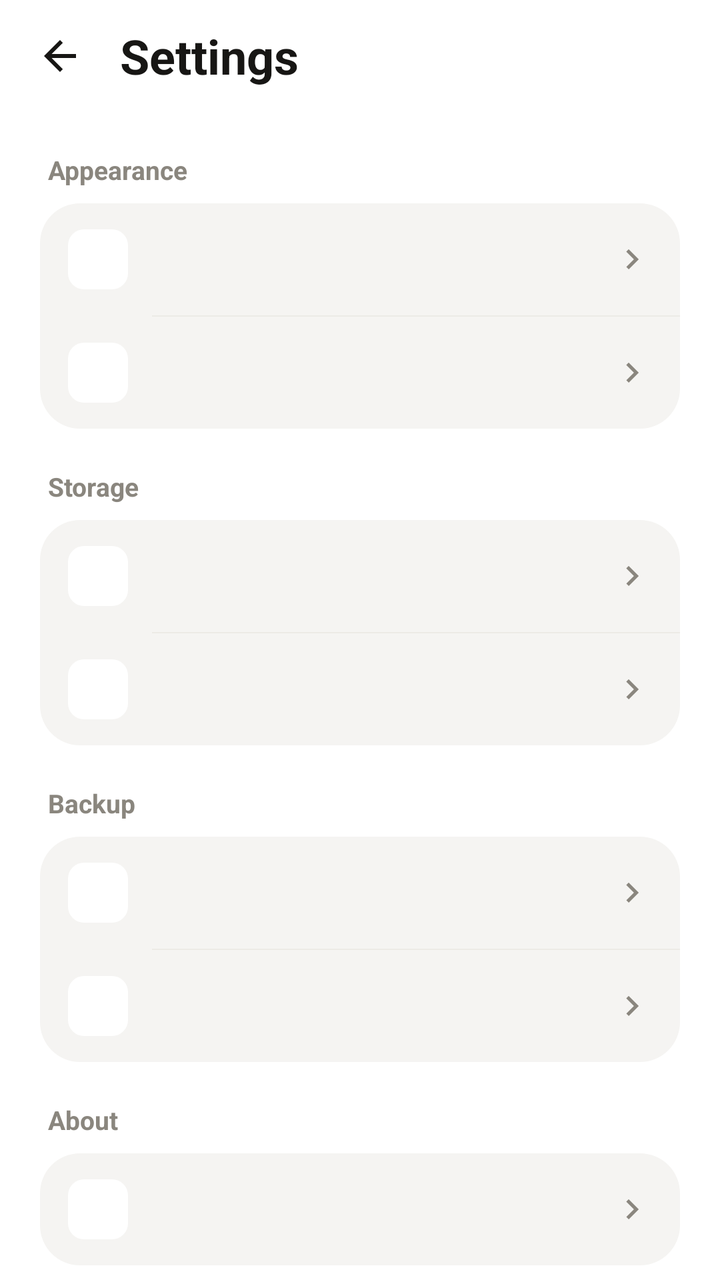
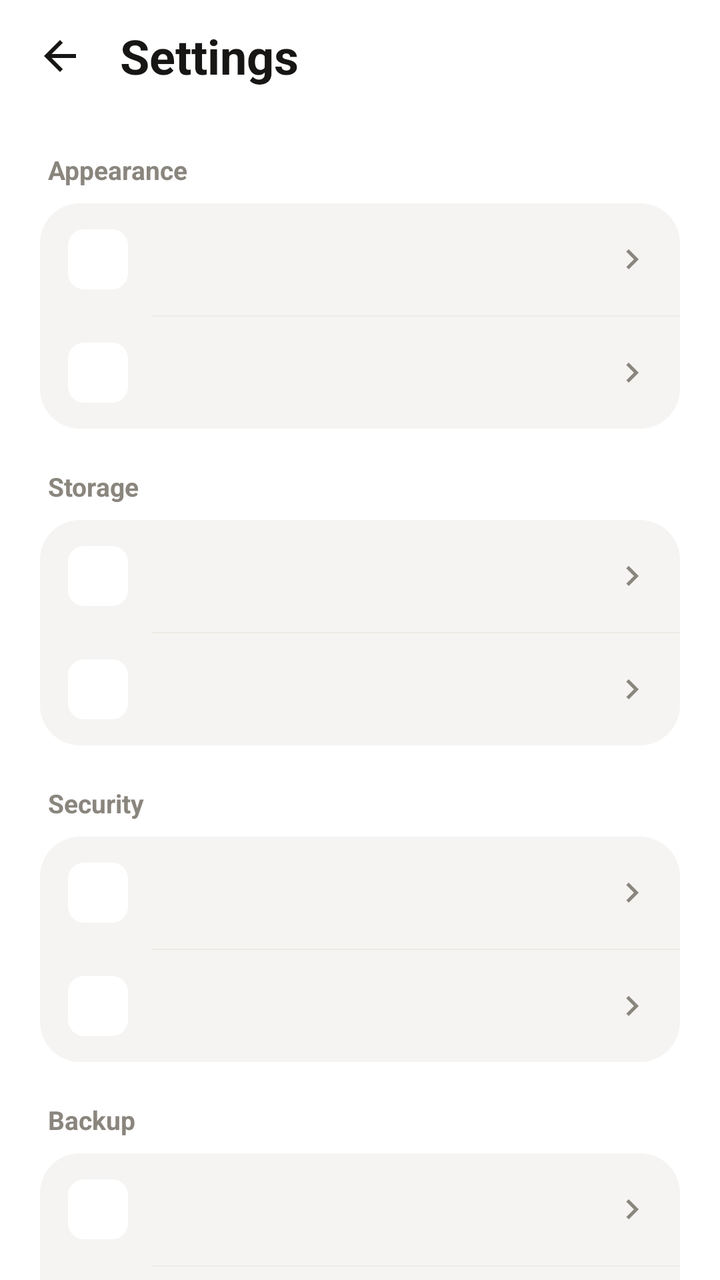

Screens rendered from an Android XML layout before and after an edit, with the pre-edit source and the edit as a unified diff.
<!-- AndroidManifest.xml: application theme Theme.Notlar -->
<!-- res/layout/activity_ayarlar.xml -->
<?xml version="1.0" encoding="utf-8"?>
<LinearLayout xmlns:android="http://schemas.android.com/apk/res/android"
    android:layout_width="match_parent"
    android:layout_height="match_parent"
    android:orientation="vertical"
    android:fitsSystemWindows="true">

    <LinearLayout
        android:layout_width="match_parent"
        android:layout_height="56dp"
        android:gravity="center_vertical"
        android:orientation="horizontal"
        android:paddingLeft="8dp"
        android:paddingRight="20dp">

        <ImageButton
            android:id="@+id/btnGeri"
            android:layout_width="44dp"
            android:layout_height="44dp"
            android:background="?attr/selectableItemBackgroundBorderless"
            android:contentDescription="@string/geri"
            android:src="@drawable/ic_geri" />

        <TextView
            android:layout_width="wrap_content"
            android:layout_height="wrap_content"
            android:layout_marginStart="8dp"
            android:text="@string/ayarlar"
            android:textColor="@color/metin"
            android:textSize="24sp"
            android:textStyle="bold" />
    </LinearLayout>

    <ScrollView
        android:layout_width="match_parent"
        android:layout_height="0dp"
        android:layout_weight="1"
        android:paddingLeft="20dp"
        android:paddingRight="20dp"
        android:scrollbars="none">

        <LinearLayout
            android:layout_width="match_parent"
            android:layout_height="wrap_content"
            android:orientation="vertical"
            android:paddingBottom="32dp">

            <TextView
                style="@style/BolumBasligi"
                android:text="@string/gorunum" />

            <LinearLayout
                android:layout_width="match_parent"
                android:layout_height="wrap_content"
                android:background="@drawable/bg_kart"
                android:orientation="vertical">

                <include
                    android:id="@+id/satirTema"
                    layout="@layout/item_ayar" />

                <View style="@style/AyarAyraci" />

                <include
                    android:id="@+id/satirRenk"
                    layout="@layout/item_ayar" />
            </LinearLayout>

            <TextView
                style="@style/BolumBasligi"
                android:text="@string/depolama" />

            <LinearLayout
                android:layout_width="match_parent"
                android:layout_height="wrap_content"
                android:background="@drawable/bg_kart"
                android:orientation="vertical">

                <include
                    android:id="@+id/satirKlasor"
                    layout="@layout/item_ayar" />

                <View style="@style/AyarAyraci" />

                <include
                    android:id="@+id/satirSiralama"
                    layout="@layout/item_ayar" />
            </LinearLayout>

            <TextView
                style="@style/BolumBasligi"
                android:text="@string/yedekleme" />

            <LinearLayout
                android:layout_width="match_parent"
                android:layout_height="wrap_content"
                android:background="@drawable/bg_kart"
                android:orientation="vertical">

                <include
                    android:id="@+id/satirDisaAktar"
                    layout="@layout/item_ayar" />

                <View style="@style/AyarAyraci" />

                <include
                    android:id="@+id/satirIceAktar"
                    layout="@layout/item_ayar" />
            </LinearLayout>

            <TextView
                style="@style/BolumBasligi"
                android:text="@string/hakkinda" />

            <LinearLayout
                android:layout_width="match_parent"
                android:layout_height="wrap_content"
                android:background="@drawable/bg_kart"
                android:orientation="vertical">

                <include
                    android:id="@+id/satirSurum"
                    layout="@layout/item_ayar" />
            </LinearLayout>

            <TextView
                android:layout_width="match_parent"
                android:layout_height="wrap_content"
                android:layout_marginTop="16dp"
                android:gravity="center"
                android:lineSpacingExtra="3dp"
                android:paddingLeft="12dp"
                android:paddingRight="12dp"
                android:text="@string/gizlilik_ozet"
                android:textColor="@color/metin_ikincil"
                android:textSize="12sp" />
        </LinearLayout>
    </ScrollView>

</LinearLayout>
<!-- res/layout/item_ayar.xml (included above) -->
<?xml version="1.0" encoding="utf-8"?>
<LinearLayout xmlns:android="http://schemas.android.com/apk/res/android"
    android:layout_width="match_parent"
    android:layout_height="wrap_content"
    android:background="?attr/selectableItemBackground"
    android:gravity="center_vertical"
    android:orientation="horizontal"
    android:paddingLeft="14dp"
    android:paddingTop="13dp"
    android:paddingRight="14dp"
    android:paddingBottom="13dp">

    <ImageView
        android:id="@+id/ayarIkon"
        android:layout_width="30dp"
        android:layout_height="30dp"
        android:background="@drawable/bg_rozet"
        android:importantForAccessibility="no"
        android:padding="6dp" />

    <LinearLayout
        android:layout_width="0dp"
        android:layout_height="wrap_content"
        android:layout_marginStart="12dp"
        android:layout_weight="1"
        android:orientation="vertical">

        <TextView
            android:id="@+id/ayarBaslik"
            android:layout_width="match_parent"
            android:layout_height="wrap_content"
            android:textColor="@color/metin"
            android:textSize="15sp" />

        <TextView
            android:id="@+id/ayarOzet"
            android:layout_width="match_parent"
            android:layout_height="wrap_content"
            android:ellipsize="end"
            android:maxLines="1"
            android:textColor="@color/metin_ikincil"
            android:textSize="12sp"
            android:visibility="gone" />
    </LinearLayout>

    <ImageView
        android:id="@+id/ayarChevron"
        android:layout_width="20dp"
        android:layout_height="20dp"
        android:importantForAccessibility="no"
        android:src="@drawable/ic_chevron" />

</LinearLayout>
<!-- resources referenced by this layout -->
<resources>
  <color name="metin">#171614</color>
  <color name="metin_ikincil">#8A867E</color>
  <!-- drawable bg_kart (drawable) -->
  <?xml version="1.0" encoding="utf-8"?>
  <shape xmlns:android="http://schemas.android.com/apk/res/android" android:shape="rectangle">
      <solid android:color="@color/kart" />
      <corners android:radius="20dp" />
  </shape>
  <!-- drawable bg_rozet (drawable) -->
  <?xml version="1.0" encoding="utf-8"?>
  <shape xmlns:android="http://schemas.android.com/apk/res/android" android:shape="rectangle">
      <solid android:color="#FFFFFF" />
      <corners android:radius="8dp" />
  </shape>
  <!-- drawable ic_chevron (drawable) -->
  <?xml version="1.0" encoding="utf-8"?>
  <vector xmlns:android="http://schemas.android.com/apk/res/android"
      android:width="20dp" android:height="20dp"
      android:viewportWidth="24" android:viewportHeight="24"
      android:tint="@color/metin_ikincil">
      <path android:fillColor="#FF000000"
          android:pathData="M10,6L8.59,7.41 13.17,12l-4.58,4.59L10,18l6,-6z"/>
  </vector>
  <!-- drawable ic_geri (drawable) -->
  <?xml version="1.0" encoding="utf-8"?>
  <vector xmlns:android="http://schemas.android.com/apk/res/android"
      android:width="24dp" android:height="24dp"
      android:viewportWidth="24" android:viewportHeight="24"
      android:tint="@color/metin">
      <path android:fillColor="#FF000000"
          android:pathData="M20,11H7.83l5.59,-5.59L12,4l-8,8 8,8 1.41,-1.41L7.83,13H20v-2z"/>
  </vector>
  <string name="ayarlar">Settings</string>
  <string name="depolama">Storage</string>
  <string name="geri">Back</string>
  <string name="gizlilik_ozet">This app never connects to the internet. All your notes stay on your device.</string>
  <string name="gorunum">Appearance</string>
  <string name="hakkinda">About</string>
  <string name="yedekleme">Backup</string>
  <style name="AyarAyraci">
          <item name="android:layout_width">match_parent</item>
          <item name="android:layout_height">0.5dp</item>
          <item name="android:layout_marginLeft">56dp</item>
          <item name="android:background">@color/ayrac</item>
      </style>
  <style name="BolumBasligi">
          <item name="android:layout_width">match_parent</item>
          <item name="android:layout_height">wrap_content</item>
          <item name="android:layout_marginTop">20dp</item>
          <item name="android:layout_marginBottom">8dp</item>
          <item name="android:paddingLeft">4dp</item>
          <item name="android:textColor">@color/metin_ikincil</item>
          <item name="android:textSize">13sp</item>
          <item name="android:textStyle">bold</item>
      </style>
  <style name="Theme.Notlar" parent="Theme.AppCompat.DayNight.NoActionBar">
          <item name="android:windowBackground">@color/zemin</item>
          <item name="android:statusBarColor">@color/zemin</item>
          <item name="android:navigationBarColor">@color/zemin</item>
          <item name="android:windowLightStatusBar" tools:targetApi="23">true</item>
          <item name="android:textColorPrimary">@color/metin</item>
          <item name="android:textColorSecondary">@color/metin_ikincil</item>
          <item name="colorAccent">@color/vurgu</item>
          <item name="colorControlActivated">@color/vurgu</item>
          <item name="android:textCursorDrawable">@null</item>
          <item name="colorBackgroundFloating">@color/kart</item>
      </style>
  <color name="kart">#F5F4F2</color>
  <color name="ayrac">#ECEAE6</color>
  <color name="zemin">#FFFFFF</color>
  <color name="vurgu">#B05E00</color>
</resources>

<!-- the commit's change to res/layout/activity_ayarlar.xml (unified diff, before → after) -->
@@ -84,6 +84,27 @@
 
                 <include
                     android:id="@+id/satirSiralama"
+                    layout="@layout/item_ayar" />
+            </LinearLayout>
+
+            <TextView
+                style="@style/BolumBasligi"
+                android:text="@string/guvenlik" />
+
+            <LinearLayout
+                android:layout_width="match_parent"
+                android:layout_height="wrap_content"
+                android:background="@drawable/bg_kart"
+                android:orientation="vertical">
+
+                <include
+                    android:id="@+id/satirKilit"
+                    layout="@layout/item_ayar" />
+
+                <View style="@style/AyarAyraci" />
+
+                <include
+                    android:id="@+id/satirEkranGizle"
                     layout="@layout/item_ayar" />
             </LinearLayout>
 
<!-- resource entries referenced after the edit -->
@@ -37,6 +37,7 @@
   <string name="geri">Back</string>
   <string name="gizlilik_ozet">This app never connects to the internet. All your notes stay on your device.</string>
   <string name="gorunum">Appearance</string>
+  <string name="guvenlik">Security</string>
   <string name="hakkinda">About</string>
   <string name="yedekleme">Backup</string>
   <style name="AyarAyraci">
